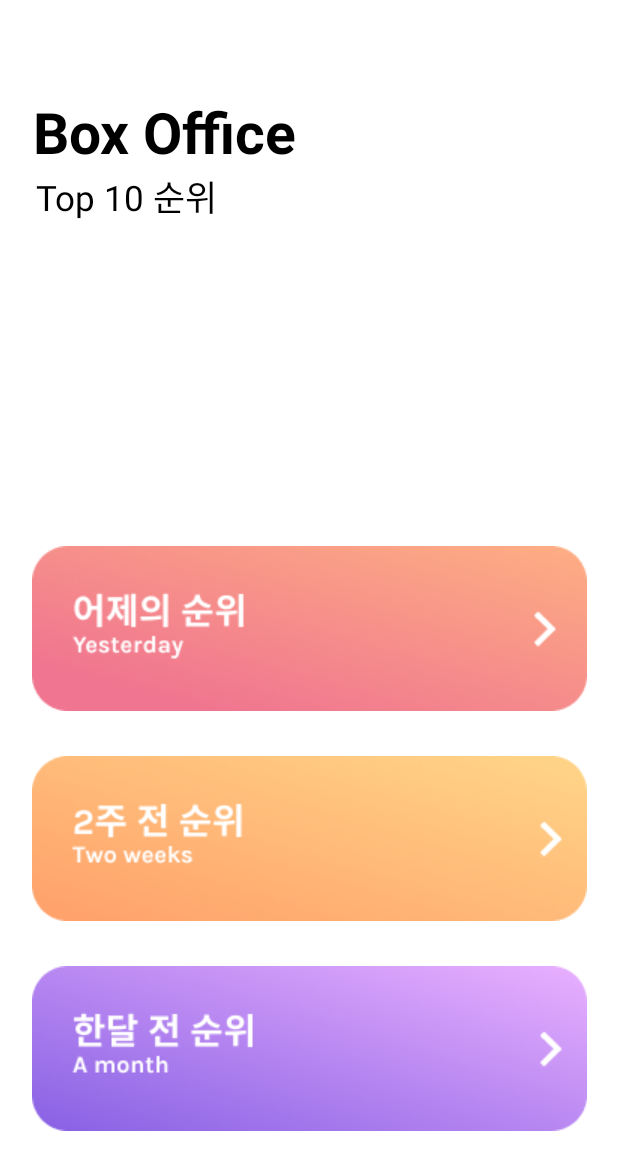
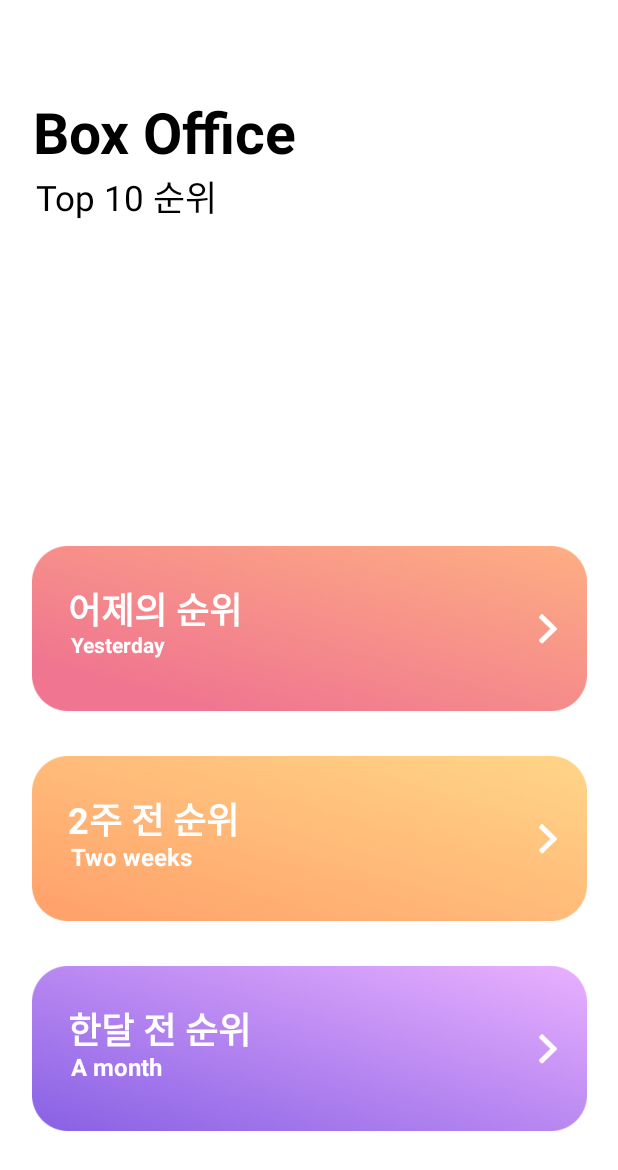
Before and after one commit to JJJJisun/movie_rank, an Android app: the MainActivity screen opened directly, with no data from a screen before it, on a phone screen of 412 x 824 dp. Shown: the top 1170 px of the screen. Run offline under Robolectric (Android 15) with nearby library versions, the phone set to English and light mode, and no system bars.

Commit message:
main layout 수정

```diff
--- a/app/src/main/res/layout/activity_main.xml
+++ b/app/src/main/res/layout/activity_main.xml
@@ -32,42 +32,149 @@
         app:layout_constraintStart_toStartOf="parent"
         app:layout_constraintTop_toBottomOf="@id/tv_main_text" />
 
+    <!-- 어제의 순위 -->
     <ImageButton
         android:id="@+id/ib_yesterday"
-        android:layout_width="wrap_content"
-        android:layout_height="wrap_content"
+        android:layout_width="370dp"
+        android:layout_height="110dp"
+        android:layout_marginStart="24dp"
+        android:layout_marginEnd="24dp"
         android:layout_marginBottom="30dp"
+        android:adjustViewBounds="true"
         android:background="@android:color/transparent"
         android:scaleType="fitCenter"
-        android:src="@drawable/button_3"
-        android:text="박스오피스 : 어제의 순위"
-        android:textStyle="bold"
+        android:src="@drawable/bg_1"
         app:layout_constraintBottom_toTopOf="@+id/ib_two_week"
         app:layout_constraintEnd_toEndOf="parent"
         app:layout_constraintStart_toStartOf="parent" />
 
+    <TextView
+        android:layout_width="wrap_content"
+        android:layout_height="wrap_content"
+        android:layout_marginStart="24dp"
+        android:layout_marginTop="24dp"
+        android:text="어제의 순위"
+        android:textColor="@color/white"
+        android:textSize="24sp"
+        android:textStyle="bold"
+        app:layout_constraintStart_toStartOf="@+id/ib_yesterday"
+        app:layout_constraintTop_toTopOf="@+id/ib_yesterday" />
+
+    <TextView
+        android:layout_width="wrap_content"
+        android:layout_height="wrap_content"
+        android:layout_marginStart="26dp"
+        android:layout_marginTop="56dp"
+        android:text="Yesterday"
+        android:textColor="@color/white"
+        android:textSize="14sp"
+        android:textStyle="bold"
+        app:layout_constraintStart_toStartOf="@+id/ib_yesterday"
+        app:layout_constraintTop_toTopOf="@+id/ib_yesterday" />
+
+    <ImageView
+        android:layout_width="12dp"
+        android:layout_height="21dp"
+        android:layout_marginEnd="20dp"
+        android:src="@drawable/arrow"
+        app:layout_constraintBottom_toBottomOf="@+id/ib_yesterday"
+        app:layout_constraintEnd_toEndOf="@+id/ib_yesterday"
+        app:layout_constraintTop_toTopOf="@+id/ib_yesterday" />
+
+    <!-- 2주전 순위 -->
     <ImageButton
         android:id="@+id/ib_two_week"
-        android:layout_width="wrap_content"
-        android:layout_height="wrap_content"
+        android:layout_width="370dp"
+        android:layout_height="110dp"
+        android:layout_marginStart="24dp"
+        android:layout_marginEnd="24dp"
         android:layout_marginBottom="30dp"
-        android:background="@drawable/button_1"
-        android:text="박스오피스 : 어제의 순위"
-        android:textStyle="bold"
+        android:background="@android:color/transparent"
+        android:scaleType="fitCenter"
+        android:src="@drawable/bg_2"
         app:layout_constraintBottom_toTopOf="@+id/ib_month"
         app:layout_constraintEnd_toEndOf="parent"
         app:layout_constraintStart_toStartOf="parent" />
 
+    <TextView
+        android:layout_width="wrap_content"
+        android:layout_height="wrap_content"
+        android:layout_marginStart="24dp"
+        android:layout_marginTop="24dp"
+        android:text="2주 전 순위"
+        android:textColor="@color/white"
+        android:textSize="24sp"
+        android:textStyle="bold"
+        app:layout_constraintStart_toStartOf="@+id/ib_two_week"
+        app:layout_constraintTop_toTopOf="@+id/ib_two_week" />
+
+    <TextView
+        android:layout_width="wrap_content"
+        android:layout_height="wrap_content"
+        android:layout_marginStart="26dp"
+        android:layout_marginTop="56dp"
+        android:text="Two weeks"
+        android:textColor="@color/white"
+        android:textSize="16sp"
+        android:textStyle="bold"
+        app:layout_constraintStart_toStartOf="@+id/ib_two_week"
+        app:layout_constraintTop_toTopOf="@+id/ib_two_week" />
+
+    <ImageView
+        android:layout_width="12dp"
+        android:layout_height="21dp"
+        android:layout_marginEnd="20dp"
+        android:src="@drawable/arrow"
+        app:layout_constraintBottom_toBottomOf="@+id/ib_two_week"
+        app:layout_constraintEnd_toEndOf="@+id/ib_two_week"
+        app:layout_constraintTop_toTopOf="@+id/ib_two_week" />
+
+    <!-- 한달전 순위 -->
     <ImageButton
         android:id="@+id/ib_month"
-        android:layout_width="wrap_content"
-        android:layout_height="wrap_content"
+        android:layout_width="370dp"
+        android:layout_height="110dp"
         android:layout_marginBottom="70dp"
-        android:background="@drawable/button_2"
+        android:background="@android:color/transparent"
+        android:scaleType="fitCenter"
+        android:src="@drawable/bg_3"
         android:text="박스오피스 : 한달 전 순위"
         android:textStyle="bold"
         app:layout_constraintBottom_toBottomOf="parent"
         app:layout_constraintEnd_toEndOf="parent"
         app:layout_constraintStart_toStartOf="parent" />
 
+    <TextView
+        android:layout_width="wrap_content"
+        android:layout_height="wrap_content"
+        android:layout_marginStart="24dp"
+        android:layout_marginTop="24dp"
+        android:text="한달 전 순위"
+        android:textColor="@color/white"
+        android:textSize="24sp"
+        android:textStyle="bold"
+        app:layout_constraintStart_toStartOf="@+id/ib_month"
+        app:layout_constraintTop_toTopOf="@+id/ib_month" />
+
+    <TextView
+        android:layout_width="wrap_content"
+        android:layout_height="wrap_content"
+        android:layout_marginStart="26dp"
+        android:layout_marginTop="56dp"
+        android:text="A month"
+        android:textColor="@color/white"
+        android:textSize="16sp"
+        android:textStyle="bold"
+        app:layout_constraintStart_toStartOf="@+id/ib_month"
+        app:layout_constraintTop_toTopOf="@+id/ib_month" />
+
+    <ImageView
+        android:layout_width="12dp"
+        android:layout_height="21dp"
+        android:layout_marginEnd="20dp"
+        android:src="@drawable/arrow"
+        app:layout_constraintBottom_toBottomOf="@+id/ib_month"
+        app:layout_constraintEnd_toEndOf="@+id/ib_month"
+        app:layout_constraintTop_toTopOf="@+id/ib_month" />
+
 </androidx.constraintlayout.widget.ConstraintLayout>
--- a/app/src/main/res/layout/activity_rank.xml
+++ b/app/src/main/res/layout/activity_rank.xml
@@ -32,22 +32,12 @@
         app:layout_constraintStart_toStartOf="parent"
         app:layout_constraintTop_toBottomOf="@id/tv_main_text_rs" />
 
-    <TextView
-        android:id="@+id/tv_date_text_rs"
-        android:layout_width="wrap_content"
-        android:layout_height="wrap_content"
-        android:layout_marginBottom="2dp"
-        android:text="2021년 10월 14일"
-        android:textSize="14sp"
-        app:layout_constraintBottom_toBottomOf="@+id/tv_sub_text_rs"
-        app:layout_constraintEnd_toEndOf="@+id/recycler_result" />
-
     <androidx.recyclerview.widget.RecyclerView
         android:id="@+id/recycler_result"
         android:layout_width="match_parent"
         android:layout_height="wrap_content"
         android:layout_marginLeft="20dp"
-        android:layout_marginTop="30dp"
+        android:layout_marginTop="40dp"
         android:layout_marginRight="20dp"
         app:layout_constraintEnd_toEndOf="parent"
         app:layout_constraintStart_toStartOf="parent"
--- a/app/src/main/res/layout/rank_item.xml
+++ b/app/src/main/res/layout/rank_item.xml
@@ -8,8 +8,9 @@
         android:id="@+id/rank"
         android:layout_width="30dp"
         android:layout_height="30dp"
-        android:background="#534253"
+        android:background="#59C8AE"
         android:gravity="center"
+        android:elevation="0dp"
         android:text="1"
         android:textColor="#FFFFFF"
         android:textSize="16sp"
@@ -64,7 +65,7 @@
         android:id="@+id/divider_item"
         android:layout_width="match_parent"
         android:layout_height="0.8dp"
-        android:layout_marginBottom="40dp"
+        android:layout_marginBottom="26dp"
         android:background="?android:attr/listDivider"
         app:layout_constraintBottom_toBottomOf="parent"
         app:layout_constraintEnd_toEndOf="parent"
```
Also changed, not shown: app/src/main/res/drawable/arrow.png (added), app/src/main/res/drawable/bg_1.png (added), app/src/main/res/drawable/bg_2.png (added), app/src/main/res/drawable/bg_3.png (added).
